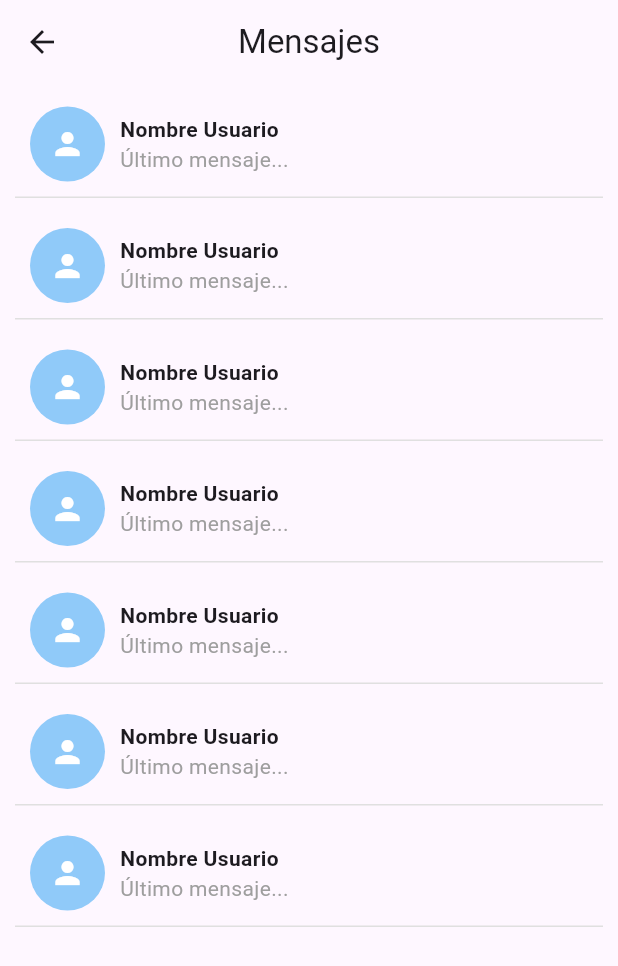
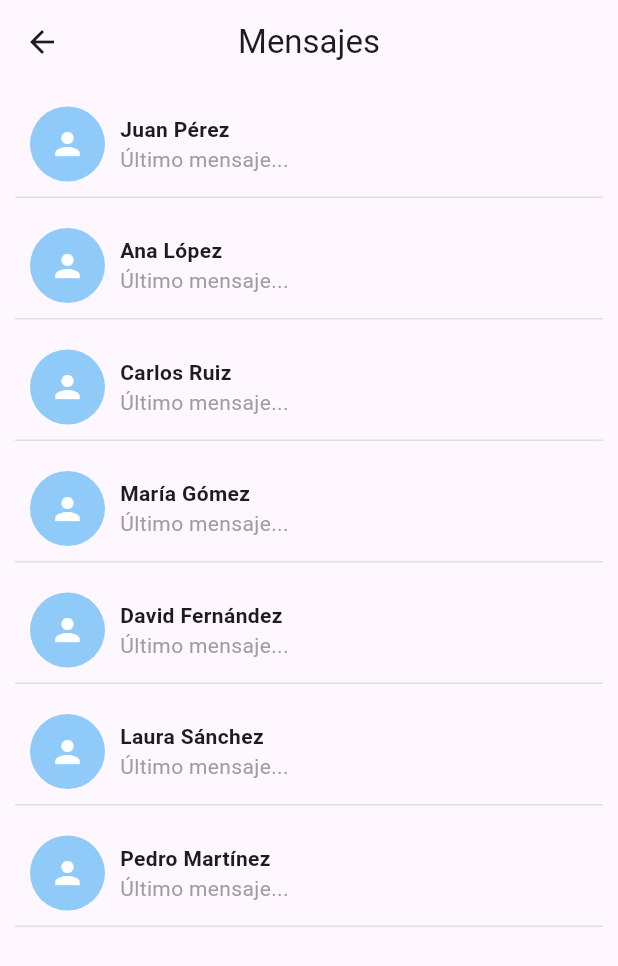
Before and after one commit to Geremias22/Red_Social, a Flutter app: the BandejaEntrada screen opened directly, on a phone screen of 412 x 824 dp. Shown: the top 966 px of the screen. Run offline on Flutter 3.47's test engine with Material 3 defaults, Android fonts, the phone set to English and light mode, and no system bars; our stand-ins replace hive, hive_flutter; accounts and stored records are empty.

Commit message:
bandeja de entrada y chat

```diff
--- a/red_social/lib/paginas/Home/Chat/bandeja_entrada.dart
+++ b/red_social/lib/paginas/Home/Chat/bandeja_entrada.dart
@@ -1,5 +1,7 @@
 import 'package:flutter/material.dart';
 import 'package:red_social/componentes/bottom_nav.dart';
+import 'package:red_social/paginas/Home/Chat/chat.dart';
+
 
 class BandejaEntrada extends StatefulWidget {
   const BandejaEntrada({super.key});
@@ -9,6 +11,16 @@ class BandejaEntrada extends StatefulWidget {
 }
 
 class _BandejaEntradaState extends State<BandejaEntrada> {
+  final List<String> usuarios = [
+    "Juan Pérez",
+    "Ana López",
+    "Carlos Ruiz",
+    "María Gómez",
+    "David Fernández",
+    "Laura Sánchez",
+    "Pedro Martínez"
+  ];
+
   @override
   Widget build(BuildContext context) {
     return Scaffold(
@@ -17,17 +29,27 @@ class _BandejaEntradaState extends State<BandejaEntrada> {
         centerTitle: true,
       ),
       body: ListView.builder(
-        itemCount: 7, // Número de mensajes
+        itemCount: usuarios.length,
         itemBuilder: (context, index) {
-          return _buildMessageItem();
+          return _buildMessageItem(usuarios[index]);
         },
       ),
 
     );
   }
 
-  Widget _buildMessageItem() {
-    return Padding(
+  Widget _buildMessageItem(String userName) {
+    return InkWell(
+      onTap: () {
+        // Navegar a la pantalla de chat
+        Navigator.push(
+          context,
+          MaterialPageRoute(
+            builder: (context) => Chat(userName: userName),
+          ),
+        );
+      },
+      child: Padding(
         padding: const EdgeInsets.symmetric(vertical: 5.0, horizontal: 10.0),
         child: Container(
           padding: const EdgeInsets.all(10.0),
@@ -46,12 +68,12 @@ class _BandejaEntradaState extends State<BandejaEntrada> {
               const SizedBox(width: 10),
               Column(
                 crossAxisAlignment: CrossAxisAlignment.start,
-              children: const [
+                children: [
                   Text(
-                  'Nombre Usuario',
-                  style: TextStyle(fontWeight: FontWeight.bold),
+                    userName,
+                    style: const TextStyle(fontWeight: FontWeight.bold),
                   ),
-                Text(
+                  const Text(
                     'Último mensaje...',
                     style: TextStyle(color: Colors.grey),
                   ),
@@ -60,6 +82,7 @@ class _BandejaEntradaState extends State<BandejaEntrada> {
             ],
           ),
         ),
+      ),
     );
   }
 }
--- a/red_social/lib/paginas/Home/home.dart
+++ b/red_social/lib/paginas/Home/home.dart
@@ -1,5 +1,5 @@
 import 'package:flutter/material.dart';
-import 'package:red_social/paginas/Configuracion/bottom_nav.dart';
+import 'package:red_social/componentes/bottom_nav.dart';
 import 'package:red_social/paginas/Home/Chat/bandeja_entrada.dart';
 import 'package:red_social/paginas/Home/cam.dart'; // Importamos el BottomNav
 
--- a/red_social/lib/paginas/Home/search.dart
+++ b/red_social/lib/paginas/Home/search.dart
@@ -1,5 +1,5 @@
 import 'package:flutter/material.dart';
-import 'package:red_social/paginas/Configuracion/bottom_nav.dart';
+import 'package:red_social/componentes/bottom_nav.dart';
 
 class Search extends StatefulWidget {
   const Search({super.key});
```
Also changed, not shown: red_social/lib/componentes/chatInput.dart (added, +40 -0 lines), red_social/lib/paginas/Home/Chat/chat.dart (+63 -2 lines). Lines whose indentation alone changed are shown as unchanged.
